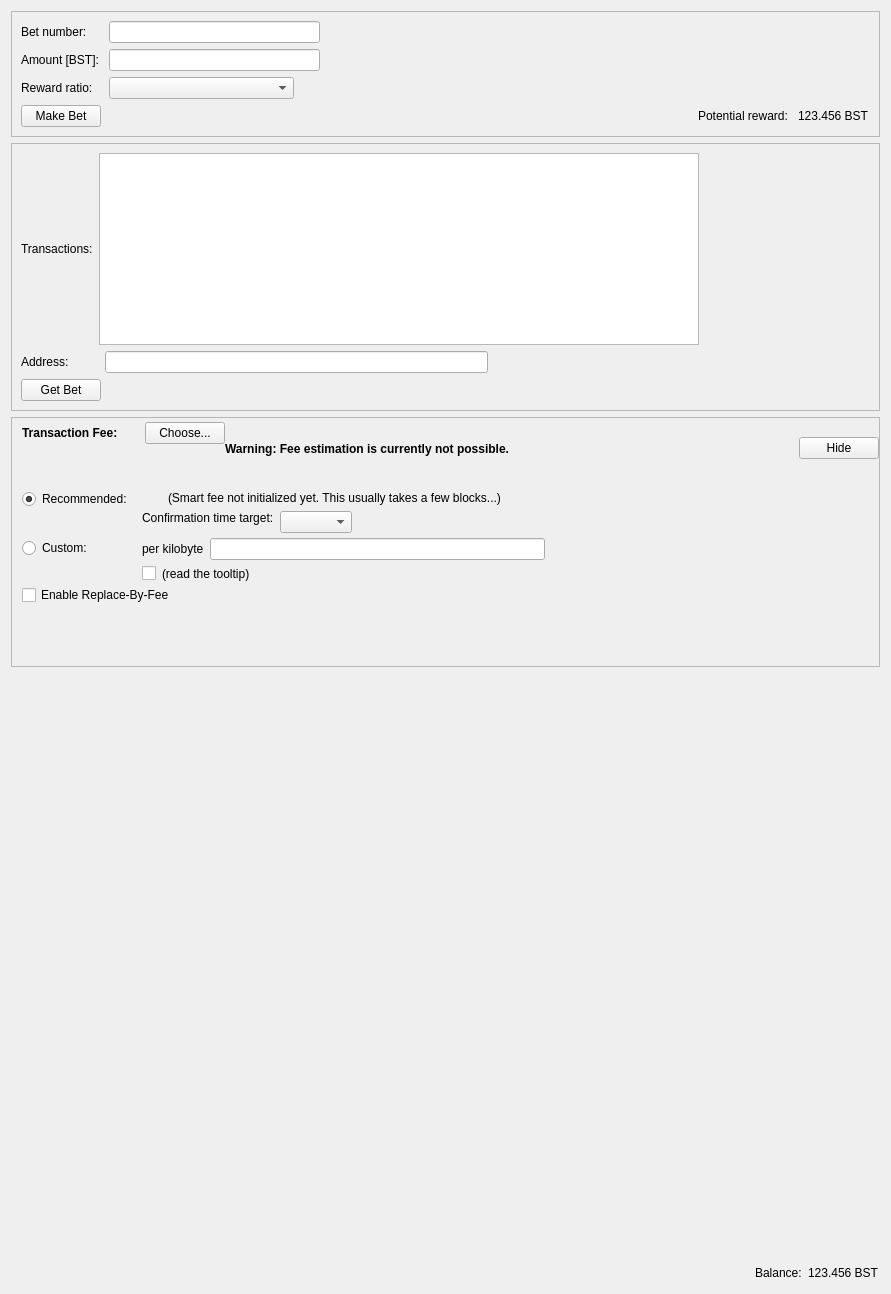
opodgorska/bst, file src/qt/forms/gamepage.ui: the form before one commit.
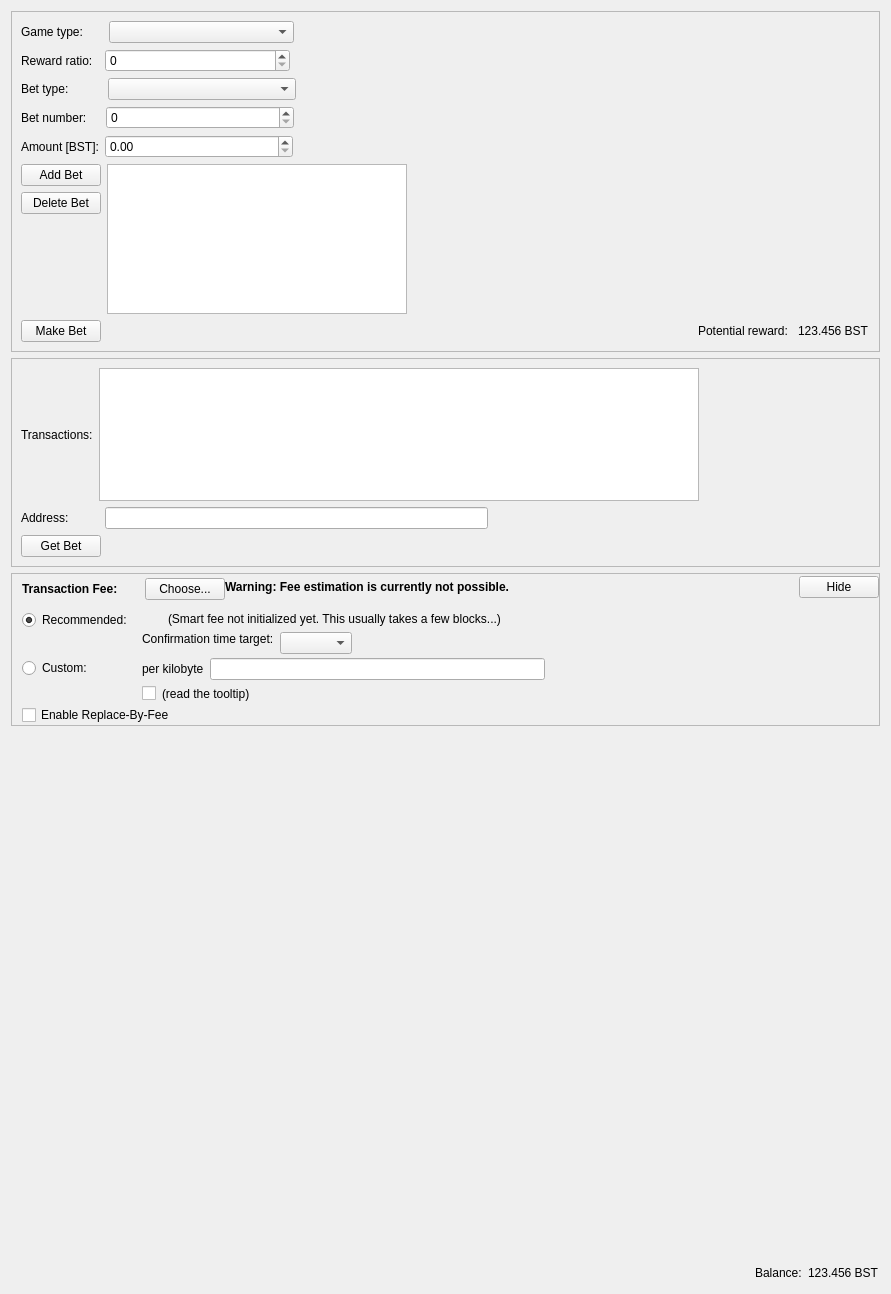
The form after the commit. Custom widgets are drawn as their Qt base class.

Commit message: adding games in qt application

```diff
--- a/src/qt/forms/gamepage.ui
+++ b/src/qt/forms/gamepage.ui
@@ -23,20 +23,88 @@
       <enum>QFrame::Raised</enum>
      </property>
      <layout class="QVBoxLayout" name="verticalLayout_2">
+      <item>
+       <layout class="QHBoxLayout" name="horizontalLayout_13">
+        <item>
+         <widget class="QLabel" name="gameTypeLabel">
+          <property name="text">
+           <string>Game type:      </string>
+          </property>
+         </widget>
+        </item>
+        <item>
+         <widget class="QComboBox" name="gameTypeComboBox">
+          <property name="minimumSize">
+           <size>
+            <width>185</width>
+            <height>0</height>
+           </size>
+          </property>
+         </widget>
+        </item>
+        <item>
+         <spacer name="horizontalSpacer_13">
+          <property name="orientation">
+           <enum>Qt::Horizontal</enum>
+          </property>
+          <property name="sizeHint" stdset="0">
+           <size>
+            <width>550</width>
+            <height>20</height>
+           </size>
+          </property>
+         </spacer>
+        </item>
+       </layout>
+      </item>
+      <item>
+       <layout class="QHBoxLayout" name="horizontalLayout_8">
+        <item>
+         <widget class="QLabel" name="label_2">
+          <property name="text">
+           <string>Reward ratio:  </string>
+          </property>
+         </widget>
+        </item>
+        <item>
+         <widget class="QSpinBox" name="rewardRatioSpinBox">
+          <property name="minimumSize">
+           <size>
+            <width>185</width>
+            <height>0</height>
+           </size>
+          </property>
+         </widget>
+        </item>
+        <item>
+         <spacer name="horizontalSpacer_12">
+          <property name="orientation">
+           <enum>Qt::Horizontal</enum>
+          </property>
+          <property name="sizeHint" stdset="0">
+           <size>
+            <width>550</width>
+            <height>20</height>
+           </size>
+          </property>
+         </spacer>
+        </item>
+       </layout>
+      </item>
       <item>
        <layout class="QHBoxLayout" name="horizontalLayout_2">
         <item>
-         <widget class="QLabel" name="betNumberLabel">
+         <widget class="QLabel" name="betTypeLabel">
           <property name="text">
-           <string>Bet number:     </string>
+           <string>Bet type:          </string>
           </property>
          </widget>
         </item>
         <item>
-         <widget class="QLineEdit" name="betNumberLineEdit">
+         <widget class="QComboBox" name="betTypeComboBox">
           <property name="minimumSize">
            <size>
-            <width>185</width>
+            <width>188</width>
             <height>0</height>
            </size>
           </property>
@@ -57,20 +125,54 @@
         </item>
        </layout>
       </item>
+      <item>
+       <layout class="QHBoxLayout" name="horizontalLayout_16">
+        <item>
+         <widget class="QLabel" name="betNumberLabel">
+          <property name="text">
+           <string>Bet number:    </string>
+          </property>
+         </widget>
+        </item>
+        <item>
+         <widget class="QSpinBox" name="betNumberSpinBox">
+          <property name="minimumSize">
+           <size>
+            <width>188</width>
+            <height>0</height>
+           </size>
+          </property>
+         </widget>
+        </item>
+        <item>
+         <spacer name="horizontalSpacer_15">
+          <property name="orientation">
+           <enum>Qt::Horizontal</enum>
+          </property>
+          <property name="sizeHint" stdset="0">
+           <size>
+            <width>550</width>
+            <height>20</height>
+           </size>
+          </property>
+         </spacer>
+        </item>
+       </layout>
+      </item>
       <item>
        <layout class="QHBoxLayout" name="horizontalLayout">
         <item>
          <widget class="QLabel" name="amountLabel">
           <property name="text">
-           <string>Amount [BST]: </string>
+           <string>Amount [BST]:</string>
           </property>
          </widget>
         </item>
         <item>
-         <widget class="QLineEdit" name="amountLineEdit">
+         <widget class="QDoubleSpinBox" name="amountSpinBox">
           <property name="minimumSize">
            <size>
-            <width>185</width>
+            <width>188</width>
             <height>0</height>
            </size>
           </property>
@@ -92,26 +194,50 @@
        </layout>
       </item>
       <item>
-       <layout class="QHBoxLayout" name="horizontalLayout_8">
+       <layout class="QHBoxLayout" name="horizontalLayout_15">
         <item>
-         <widget class="QLabel" name="label_2">
-          <property name="text">
-           <string>Reward ratio:   </string>
-          </property>
-         </widget>
+         <layout class="QVBoxLayout" name="verticalLayout_6">
+          <item>
+           <widget class="QPushButton" name="addBetButton">
+            <property name="text">
+             <string>Add Bet</string>
+            </property>
+           </widget>
+          </item>
+          <item>
+           <widget class="QPushButton" name="deleteBetButton">
+            <property name="text">
+             <string>Delete Bet</string>
+            </property>
+           </widget>
+          </item>
+          <item>
+           <spacer name="verticalSpacer_2">
+            <property name="orientation">
+             <enum>Qt::Vertical</enum>
+            </property>
+            <property name="sizeHint" stdset="0">
+             <size>
+              <width>20</width>
+              <height>40</height>
+             </size>
+            </property>
+           </spacer>
+          </item>
+         </layout>
         </item>
         <item>
-         <widget class="QComboBox" name="rewardRatioComboBox">
+         <widget class="QListWidget" name="betListWidget">
           <property name="minimumSize">
            <size>
-            <width>185</width>
-            <height>0</height>
+            <width>300</width>
+            <height>150</height>
            </size>
           </property>
          </widget>
         </item>
         <item>
-         <spacer name="horizontalSpacer_12">
+         <spacer name="horizontalSpacer_14">
           <property name="orientation">
            <enum>Qt::Horizontal</enum>
           </property>
```
Left out of the diff: 2 changed lines with no effect on the pictures. The commit also changes 7 other files.
